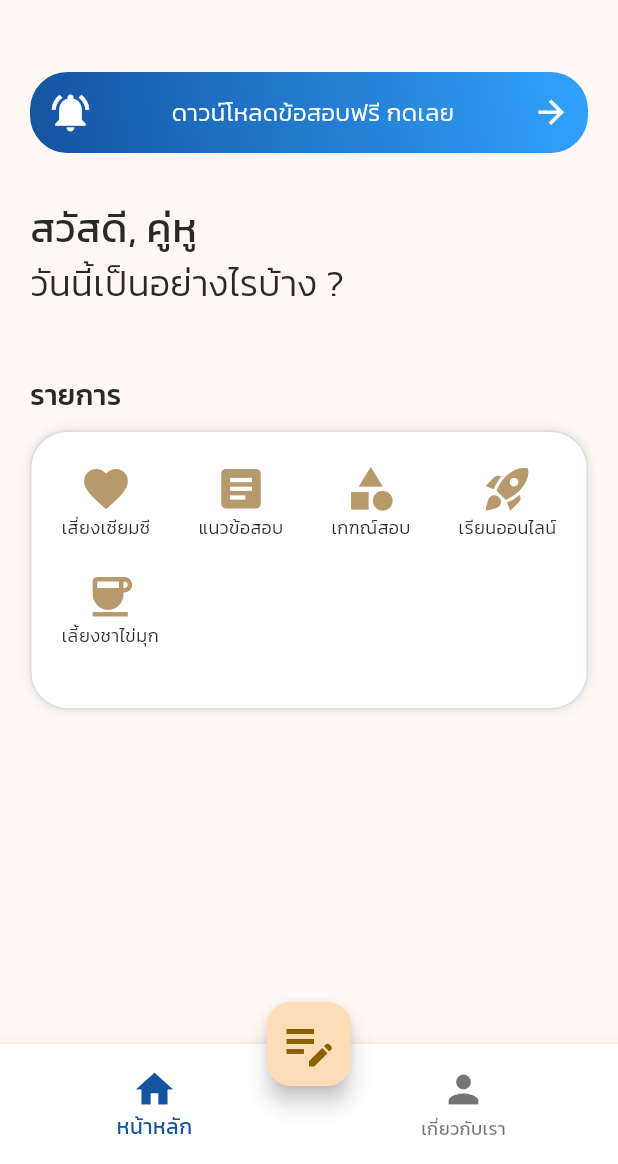
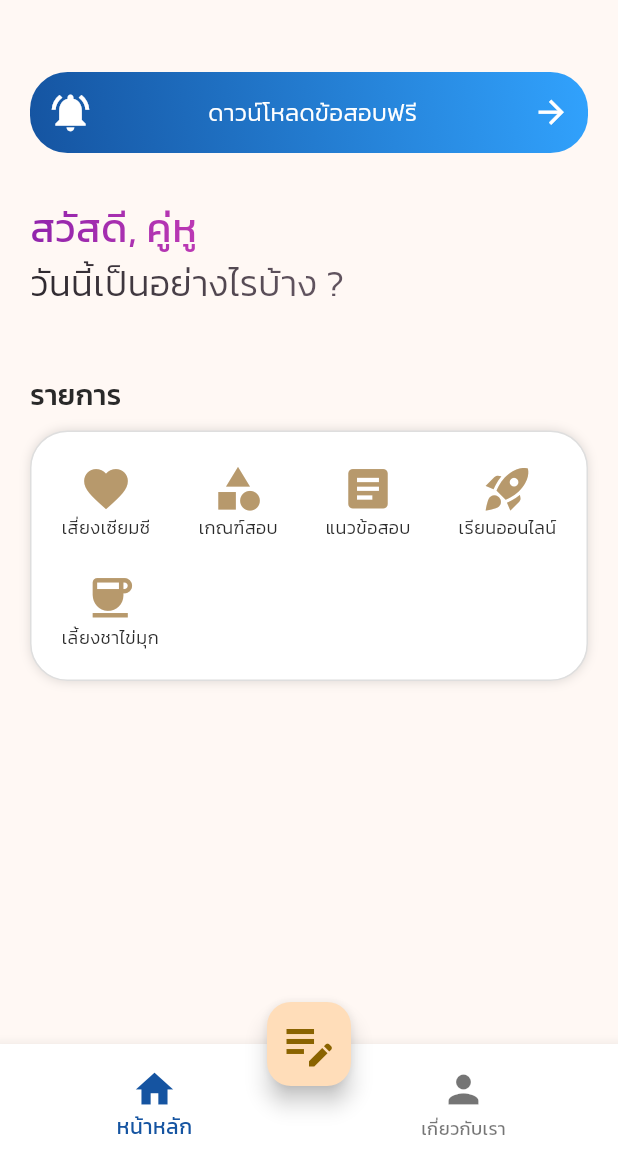
Before and after one commit to chonlatee-s/kru-flutter, a Flutter app: the screen it shows after launch, on a phone screen of 412 x 824 dp, the part 72-1236 px from its top. Run offline on Flutter 3.47's test engine with Material 3 defaults, Android fonts, the light colour scheme and no system bars; our stand-ins replace go_router.

Commit message:
เก็บรายละเอียดเพิ่ม

```diff
--- a/lib/pages/about_us_page.dart
+++ b/lib/pages/about_us_page.dart
@@ -77,7 +77,6 @@ class AboutUsPage extends StatelessWidget {
                             fontWeight: FontWeight.w300,
                             color: Color.fromRGBO(41, 41, 41, 1),
                           ),
-                          textAlign: TextAlign.justify,
                         ),
                         const Padding(
                           padding: EdgeInsets.only(top: 20, bottom: 50),
@@ -89,7 +88,6 @@ class AboutUsPage extends StatelessWidget {
                               fontWeight: FontWeight.w300,
                               color: Color.fromRGBO(41, 41, 41, 1),
                             ),
-                            textAlign: TextAlign.justify,
                           ),
                         ),
                         InkWell(
@@ -102,9 +100,10 @@ class AboutUsPage extends StatelessWidget {
                               decoration: TextDecoration.none,
                               color: Colors.blue,
                               fontFamily: 'Kanit',
-                              fontSize: 10,
+                              fontSize: 12,
                               fontWeight: FontWeight.w300,
                             ),
+                            textAlign: TextAlign.center,
                           ),
                         ),
                       ],
--- a/lib/pages/agenda_page.dart
+++ b/lib/pages/agenda_page.dart
@@ -29,7 +29,7 @@ class _AgendaPageState extends State<AgendaPage> {
         child: Column(
           children: [
             const Padding(
-              padding: EdgeInsets.only(top: 50),
+              padding: EdgeInsets.only(top: 20),
               child: Text(
                 'การสอบแบ่งออกเป็น 3 ส่วน',
                 style: TextStyle(
--- a/lib/pages/home_page.dart
+++ b/lib/pages/home_page.dart
@@ -1,4 +1,7 @@
+import 'dart:ui';
+
 import 'package:flutter/material.dart';
+import 'package:flutter/widgets.dart';
 import 'package:go_router/go_router.dart';
 import 'package:url_launcher/url_launcher.dart';
 
@@ -69,13 +72,16 @@ class HomePage extends StatelessWidget {
                             Icons.notifications_active,
                             color: Color.fromRGBO(255, 255, 255, 1),
                           ),
-                          Text(
-                            'ดาวน์โหลดข้อสอบฟรี กดเลย',
-                            style: TextStyle(
-                              fontFamily: 'Kanit',
-                              fontSize: 16,
-                              fontWeight: FontWeight.w300,
-                              color: Color.fromRGBO(255, 255, 255, 1),
+                          Padding(
+                            padding: EdgeInsets.only(right: 5, left: 5),
+                            child: Text(
+                              'ดาวน์โหลดข้อสอบฟรี',
+                              style: TextStyle(
+                                fontFamily: 'Kanit',
+                                fontSize: 16,
+                                fontWeight: FontWeight.w300,
+                                color: Color.fromRGBO(255, 255, 255, 1),
+                              ),
                             ),
                           ),
                           Icon(
@@ -89,7 +95,7 @@ class HomePage extends StatelessWidget {
                   ),
                 ],
               ),
-              const Row(
+              Row(
                 children: [
                   Column(
                     crossAxisAlignment: CrossAxisAlignment.start,
@@ -100,7 +106,15 @@ class HomePage extends StatelessWidget {
                           fontFamily: 'Kanit',
                           fontSize: 27,
                           fontWeight: FontWeight.w400,
-                          color: Color.fromRGBO(41, 41, 41, 1),
+                          foreground: Paint()
+                            ..shader = const LinearGradient(
+                              colors: <Color>[
+                                Color(0xff8921aa),
+                                Color.fromARGB(255, 214, 69, 185),
+                              ],
+                            ).createShader(
+                              const Rect.fromLTWH(0.0, 0.0, 200.0, 70.0),
+                            ),
                         ),
                       ),
                       Text(
@@ -109,7 +123,15 @@ class HomePage extends StatelessWidget {
                           fontFamily: 'Kanit',
                           fontSize: 24,
                           fontWeight: FontWeight.w300,
-                          color: Color.fromRGBO(41, 41, 41, 1),
+                          foreground: Paint()
+                            ..shader = const LinearGradient(
+                              colors: <Color>[
+                                Color.fromARGB(255, 39, 35, 40),
+                                Color.fromARGB(255, 96, 83, 94),
+                              ],
+                            ).createShader(
+                              const Rect.fromLTWH(0.0, 0.0, 200.0, 70.0),
+                            ),
                         ),
                       ),
                     ],
@@ -177,24 +199,6 @@ class HomePage extends StatelessWidget {
                               ],
                             ),
                           ),
-                          const Column(
-                            children: [
-                              Icon(
-                                Icons.article,
-                                color: Color.fromRGBO(183, 153, 108, 1),
-                                size: 35,
-                              ),
-                              Text(
-                                'แนวข้อสอบ',
-                                style: TextStyle(
-                                  fontFamily: 'Kanit',
-                                  fontSize: 12,
-                                  fontWeight: FontWeight.w300,
-                                  color: Color.fromRGBO(41, 41, 41, 1),
-                                ),
-                              ),
-                            ],
-                          ),
                           InkWell(
                             onTap: () {
                               context.push('/agenda');
@@ -207,7 +211,30 @@ class HomePage extends StatelessWidget {
                                   size: 35,
                                 ),
                                 Text(
-                                  'เกฑณ์สอบ',
+                                  'เกณฑ์สอบ',
+                                  style: TextStyle(
+                                    fontFamily: 'Kanit',
+                                    fontSize: 12,
+                                    fontWeight: FontWeight.w300,
+                                    color: Color.fromRGBO(41, 41, 41, 1),
+                                  ),
+                                ),
+                              ],
+                            ),
+                          ),
+                          InkWell(
+                            onTap: () {
+                              context.push('/guideline');
+                            },
+                            child: const Column(
+                              children: [
+                                Icon(
+                                  Icons.article,
+                                  color: Color.fromRGBO(183, 153, 108, 1),
+                                  size: 35,
+                                ),
+                                Text(
+                                  'แนวข้อสอบ',
                                   style: TextStyle(
                                     fontFamily: 'Kanit',
                                     fontSize: 12,
@@ -253,7 +280,7 @@ class HomePage extends StatelessWidget {
                             context.push('/pay');
                           },
                           child: const Padding(
-                            padding: EdgeInsets.only(bottom: 20),
+                            padding: EdgeInsets.only(top: 1),
                             child: Column(
                               children: [
                                 Icon(
--- a/lib/pages/pay_page.dart
+++ b/lib/pages/pay_page.dart
@@ -128,7 +128,7 @@ class PayPage extends StatelessWidget {
               child: const Column(
                 children: [
                   Text(
-                    'ขอบคุณที่คอยดูแลเรานะ',
+                    'ขอบคุณที่คอยดูแลกันนะ',
                     style: TextStyle(
                       fontFamily: 'Kanit',
                       fontSize: 31,
--- a/lib/pages/predict_page.dart
+++ b/lib/pages/predict_page.dart
@@ -147,7 +147,6 @@ class _PredictPageState extends State<PredictPage> {
                                             color:
                                                 Color.fromRGBO(41, 41, 41, 1),
                                           ),
-                                          textAlign: TextAlign.justify,
                                         );
                                       },
                                     ),
--- a/lib/routes.dart
+++ b/lib/routes.dart
@@ -2,6 +2,7 @@ import 'package:flutter/material.dart';
 import 'package:go_router/go_router.dart';
 import 'package:kru/pages/about_us_page.dart';
 import 'package:kru/pages/agenda_page.dart';
+import 'package:kru/pages/guideline_page.dart';
 import 'package:kru/pages/home_page.dart';
 import 'package:kru/pages/pay_page.dart';
 import 'package:kru/pages/predict_page.dart';
@@ -37,4 +38,10 @@ final GoRouter router = GoRouter(routes: [
       return const AgendaPage();
     },
   ),
+  GoRoute(
+    path: '/guideline',
+    builder: (BuildContext context, GoRouterState state) {
+      return const GuidelinePage();
+    },
+  ),
 ]);
```
Also changed, not shown: lib/pages/guideline_page.dart (added, +70 -0 lines), lib/store/app_store.dart (+16 -0 lines).
